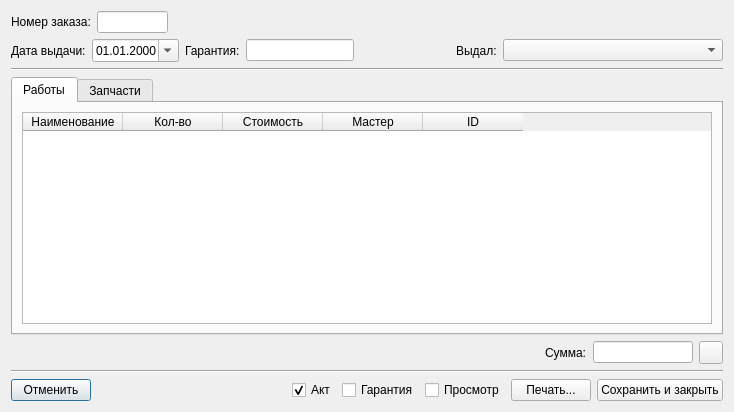
Qt form RepairCenter/giveorder.ui (Feo-d-oR/YARC) before a commit.
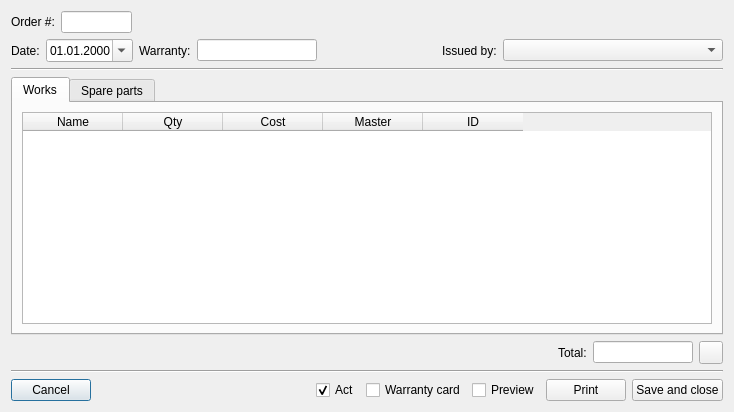
The same form after that commit. The open tabs and pages were chosen to show the change. Icons and pictures are not drawn.

What changed in the file:
```diff
--- a/RepairCenter/giveorder.ui
+++ b/RepairCenter/giveorder.ui
@@ -23,7 +23,7 @@
      <item>
       <widget class="QLabel" name="label">
        <property name="text">
-        <string>Номер заказа:</string>
+        <string>Order #:</string>
        </property>
       </widget>
      </item>
@@ -63,7 +63,7 @@
      <item>
       <widget class="QLabel" name="label_4">
        <property name="text">
-        <string>Дата выдачи:</string>
+        <string>Date:</string>
        </property>
       </widget>
      </item>
@@ -86,7 +86,7 @@
      <item>
       <widget class="QLabel" name="label_3">
        <property name="text">
-        <string>Гарантия:</string>
+        <string>Warranty:</string>
        </property>
       </widget>
      </item>
@@ -125,7 +125,7 @@
      <item>
       <widget class="QLabel" name="label_2">
        <property name="text">
-        <string>Выдал:</string>
+        <string>Issued by:</string>
        </property>
       </widget>
      </item>
@@ -181,7 +181,7 @@
        </iconset>
       </attribute>
       <attribute name="title">
-       <string>Работы</string>
+       <string>Works</string>
       </attribute>
       <layout class="QVBoxLayout" name="verticalLayout_2">
        <item>
@@ -197,22 +197,22 @@
          </property>
          <column>
           <property name="text">
-           <string>Наименование</string>
+           <string>Name</string>
           </property>
          </column>
          <column>
           <property name="text">
-           <string>Кол-во</string>
+           <string>Qty</string>
           </property>
          </column>
          <column>
           <property name="text">
-           <string>Стоимость</string>
+           <string>Cost</string>
           </property>
          </column>
          <column>
           <property name="text">
-           <string>Мастер</string>
+           <string>Master</string>
           </property>
          </column>
          <column>
@@ -231,7 +231,7 @@
        </iconset>
       </attribute>
       <attribute name="title">
-       <string>Запчасти</string>
+       <string>Spare parts</string>
       </attribute>
       <layout class="QVBoxLayout" name="verticalLayout">
        <item>
@@ -294,7 +294,7 @@
      <item alignment="Qt::AlignRight">
       <widget class="QLabel" name="label_7">
        <property name="text">
-        <string>Сумма:</string>
+        <string>Total:</string>
        </property>
       </widget>
      </item>
@@ -346,7 +346,7 @@
      <item>
       <widget class="QPushButton" name="bCancel">
        <property name="text">
-        <string>Отменить</string>
+        <string>Cancel</string>
        </property>
        <property name="icon">
         <iconset>
@@ -371,7 +371,7 @@
      <item>
       <widget class="QCheckBox" name="cAct">
        <property name="text">
-        <string>Акт</string>
+        <string>Act</string>
        </property>
        <property name="checked">
         <bool>true</bool>
@@ -381,21 +381,21 @@
      <item>
       <widget class="QCheckBox" name="cWarranty">
        <property name="text">
-        <string>Гарантия</string>
+        <string>Warranty card</string>
        </property>
       </widget>
      </item>
      <item>
       <widget class="QCheckBox" name="cPreview">
        <property name="text">
-        <string>Просмотр</string>
+        <string>Preview</string>
        </property>
       </widget>
      </item>
      <item>
       <widget class="QPushButton" name="bPrint">
        <property name="text">
-        <string>Печать...</string>
+        <string>Print</string>
        </property>
        <property name="icon">
         <iconset>
@@ -407,7 +407,7 @@
      <item>
       <widget class="QPushButton" name="bSave">
        <property name="text">
-        <string>Сохранить и закрыть</string>
+        <string>Save and close</string>
        </property>
        <property name="icon">
         <iconset>
```
Left out of the diff: 14 changed lines with no effect on the pictures.
